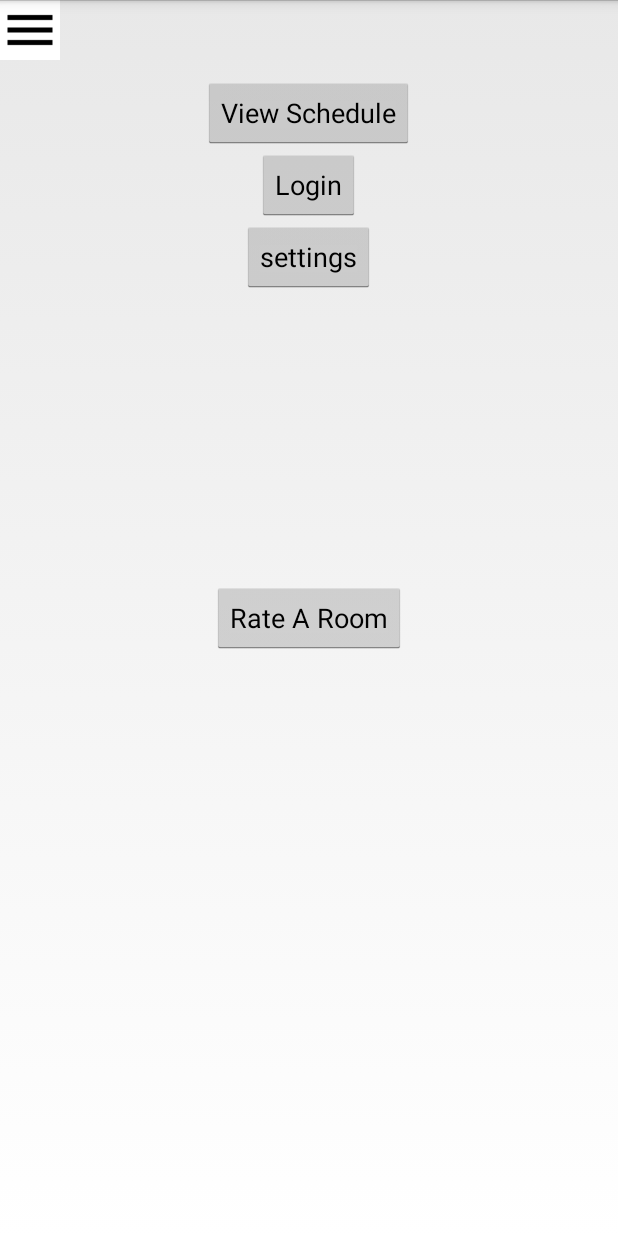
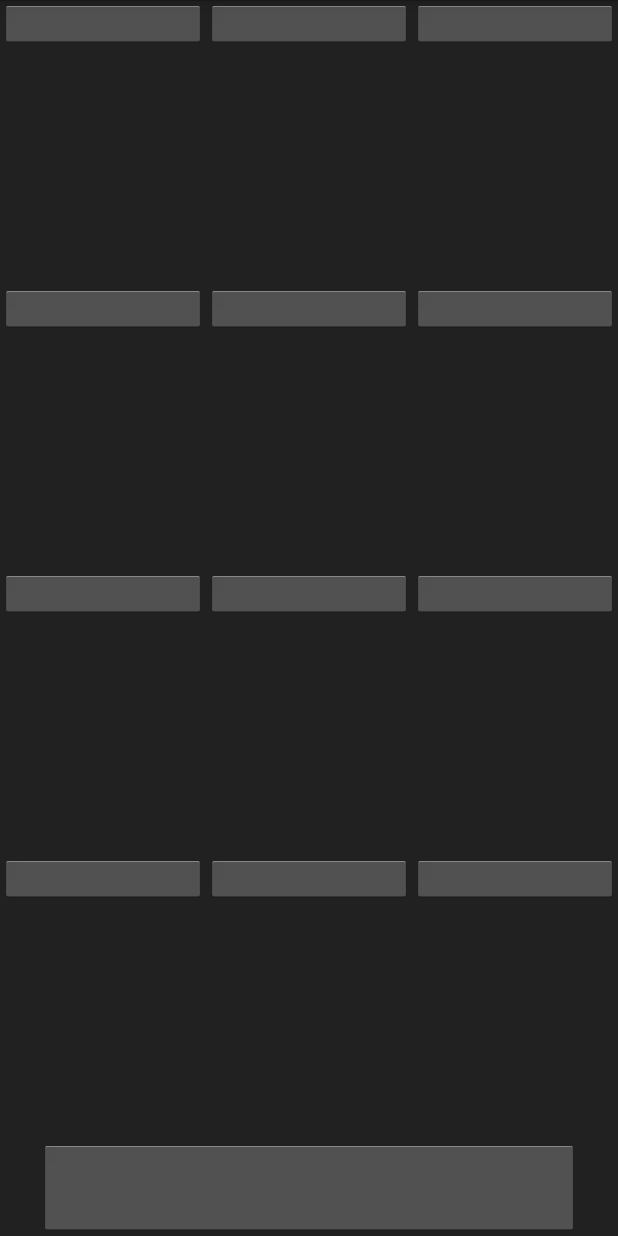
Before and after one commit to TheLuckyOwl/CS180-Project, an Android app: the layout account_activity_layout.xml on its own in the app's theme, with its tools: preview values and no code run, on a phone screen of 412 x 824 dp. Run offline under Robolectric (Android 15) with nearby library versions, the phone set to English and light mode, and no system bars.

Commit message:
Updated the UI for login activities
Will finish all other ui aspects in the morning

```diff
--- a/app/src/main/res/layout/account_activity_layout.xml
+++ b/app/src/main/res/layout/account_activity_layout.xml
@@ -1,65 +1,137 @@
 <?xml version="1.0" encoding="utf-8"?>
-<android.support.v4.widget.DrawerLayout
-    xmlns:android="http://schemas.android.com/apk/res/android"
-    android:id="@+id/drawer_layout"
+<!-- The main content view -->
+<TableLayout xmlns:android="http://schemas.android.com/apk/res/android"
     android:layout_width="match_parent"
-    android:layout_height="match_parent">
-    <!-- The main content view -->
-    <RelativeLayout xmlns:android="http://schemas.android.com/apk/res/android"
+    android:layout_height="match_parent"
+    android:orientation="vertical"
+    android:weightSum="4.20"
+    android:background="#212121"
+    android:shrinkColumns="3"
+    >
+
+    <TableRow
         android:layout_width="match_parent"
-        android:layout_height="match_parent">
-        <Button
+        android:layout_height="match_parent"
+        android:layout_weight="1">
+
+        <ImageButton android:id="@+id/imageButton"
+            android:layout_column="0"
+            android:layout_weight="1"/>
+
+        <ImageButton
             android:layout_width="wrap_content"
             android:layout_height="wrap_content"
-            android:text="View Schedule"
-            android:id="@+id/scheduleButton"
-            android:layout_alignParentTop="true"
-            android:layout_centerHorizontal="true"
-            android:layout_marginTop="51dp" />
+            android:id="@+id/imageButton2"
+            android:layout_column="1"
+            android:layout_weight="1"/>
 
         <ImageButton
-            android:layout_width="40dp"
-            android:layout_height="40dp"
-            android:background="#ffffffff"
-            android:scaleType="fitCenter"
-            android:id="@+id/button"
-            android:layout_alignParentTop="true"
-            android:layout_alignParentStart="true"
-            android:src="@drawable/ic_drawer" />
-
-        <Button
             android:layout_width="wrap_content"
             android:layout_height="wrap_content"
-            android:text="Login"
-            android:id="@+id/Bloginmain"
-            android:layout_below="@+id/scheduleButton"
-            android:layout_centerHorizontal="true" />
+            android:id="@+id/imageButton3"
+            android:layout_column="2"
+            android:layout_weight="1"/>
 
-        <Button
+    </TableRow>
+
+    <TableRow
+        android:layout_width="match_parent"
+        android:layout_height="match_parent"
+        android:layout_weight="1">
+
+        <ImageButton android:id="@+id/imageButton4"
+            android:layout_column="0"
+            android:layout_weight="1"/>
+
+        <ImageButton
             android:layout_width="wrap_content"
             android:layout_height="wrap_content"
-            android:text="settings"
-            android:id="@+id/BSettingsMain"
-            android:layout_below="@+id/Bloginmain"
-            android:layout_centerHorizontal="true" />
+            android:id="@+id/imageButton5"
+            android:layout_column="1"
+            android:layout_weight="1"/>
 
-        <Button
+        <ImageButton
             android:layout_width="wrap_content"
             android:layout_height="wrap_content"
-            android:text="Rate A Room"
-            android:id="@+id/room"
-            android:layout_centerVertical="true"
-            android:layout_centerHorizontal="true" />
+            android:id="@+id/imageButton6"
+            android:layout_column="2"
+            android:layout_weight="1"/>
 
-    </RelativeLayout>
-    <!-- The navigation drawer -->
-    <!-- TODO We should put images into the drawer list also-->
-    <ListView android:id="@+id/left_drawer"
-        android:layout_width="240dp"
+    </TableRow>
+
+    <TableRow
+        android:layout_width="match_parent"
         android:layout_height="match_parent"
-        android:layout_gravity="start"
-        android:choiceMode="singleChoice"
-        android:divider="@android:color/transparent"
-        android:dividerHeight="0dp"
-        android:background="#111"/>
-</android.support.v4.widget.DrawerLayout>
+        android:layout_weight="1">
+
+        <ImageButton android:id="@+id/imageButton7"
+            android:layout_column="0"
+            android:layout_weight="1"/>
+
+        <ImageButton
+            android:layout_width="wrap_content"
+            android:layout_height="wrap_content"
+            android:id="@+id/imageButton8"
+            android:layout_column="1"
+            android:layout_weight="1"/>
+
+        <ImageButton
+            android:layout_width="wrap_content"
+            android:layout_height="wrap_content"
+            android:id="@+id/imageButton9"
+            android:layout_column="2"
+            android:layout_weight="1"/>
+
+    </TableRow>
+
+    <TableRow
+        android:layout_width="match_parent"
+        android:layout_height="match_parent"
+        android:layout_weight="1">
+
+        <ImageButton android:id="@+id/imageButton10"
+            android:layout_column="0"
+            android:layout_weight="1"/>
+
+        <ImageButton
+            android:layout_width="wrap_content"
+            android:layout_height="wrap_content"
+            android:id="@+id/imageButton11"
+            android:layout_column="1"
+            android:layout_weight="1"/>
+
+        <ImageButton
+            android:layout_width="wrap_content"
+            android:layout_height="wrap_content"
+            android:id="@+id/imageButton12"
+            android:layout_column="2"
+            android:layout_weight="1"/>
+
+    </TableRow>
+
+    <TableRow
+        android:layout_width="match_parent"
+        android:layout_height="match_parent"
+        android:layout_weight=".20">
+
+        <LinearLayout
+            android:orientation="horizontal"
+            android:layout_width="match_parent"
+            android:layout_height="match_parent"
+            android:layout_column="0"
+            ></LinearLayout>
+
+        <ImageButton
+            android:id="@+id/button4"
+            android:layout_height="match_parent"
+            android:layout_column="1"
+            android:layout_weight="1" />
+
+        <LinearLayout
+            android:orientation="horizontal"
+            android:layout_width="match_parent"
+            android:layout_height="match_parent"
+            android:layout_column="2"
+            ></LinearLayout>
+    </TableRow>
+</TableLayout>
--- a/app/src/main/res/values/colors.xml
+++ b/app/src/main/res/values/colors.xml
@@ -1,7 +1,9 @@
 <?xml version="1.0" encoding="utf-8"?>
 <resources>
     <color name="colorPrimary">#002e62</color>
-    <color name="colorPrimaryDark">#303F9F</color>
+    <color name="colorPrimaryLight">#FF187EFE</color>
+    <color name="colorPrimaryDark">#040099</color>
     <color name="colorAccent">#FF4081</color>
-    <color name="colorText">#fbb713</color>
+    <color name="colorText">#ffffff</color>
+    <color name="colorTextDark">#c3950d</color>
 </resources>
--- a/app/src/main/res/values/strings.xml
+++ b/app/src/main/res/values/strings.xml
@@ -17,6 +17,8 @@
     <string name="title_activity_ucrmap">Map Of UCR</string>
     <string name="google_app_id">AIzaSyB0Fmm7HcwTu1vue0__ImDS9btiRKPP3yg</string>
     <string name="support_email">theucrmap@gmail.com</string>
+    <string name="titleSize">36sp</string>
+
     <string-array name="Building_Names">
         <item>WCH</item>
         <item>MSE</item>
--- a/app/src/main/res/values/styles.xml
+++ b/app/src/main/res/values/styles.xml
@@ -6,6 +6,7 @@
         <item name="colorPrimary">@color/colorPrimary</item>
         <item name="colorPrimaryDark">@color/colorPrimaryDark</item>
         <item name="colorAccent">@color/colorAccent</item>
+
     </style>
 
 </resources>
```
Also changed, not shown: app/src/main/AndroidManifest.xml (+9 -20 lines), app/src/main/res/layout/forgot_login_layout.xml (+24 -8 lines), app/src/main/res/layout/login_activity_layout.xml (+32 -30 lines), app/src/main/res/layout/register_activity_layout.xml (+60 -21 lines), app/src/main/res/values/array.xml (+10 -0 lines), app/src/main/res/drawable/dining_icon.jpg (added), app/src/main/res/drawable/highlander_banner.jpg (added), app/src/main/res/drawable/highlanderwelcome.png (added), app/src/main/res/drawable/icon-planner.png (added), app/src/main/res/drawable/icon_food_truck.jpg (added), app/src/main/res/drawable/icon_map.jpg (added), app/src/main/res/drawable/ilearn_icon.png (added), app/src/main/res/drawable/library_icon.png (added), app/src/main/res/drawable/loginbackground.png (added), 2 more files, 1 other file.
